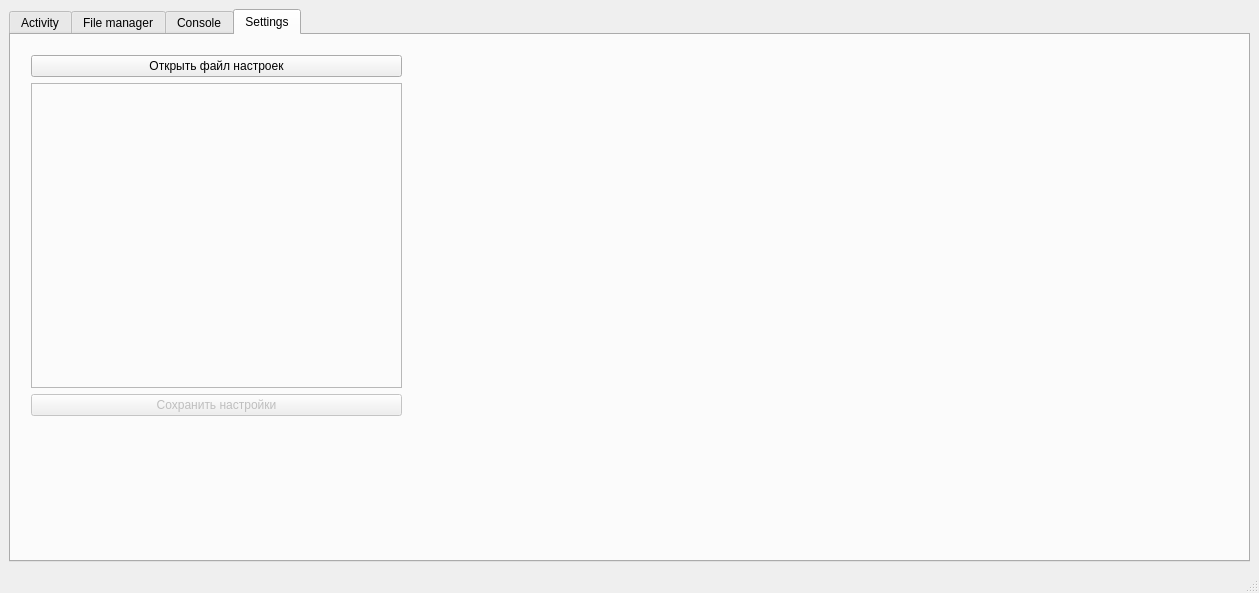
Before: the Qt Designer form practiceServer/mainwindow.ui in sdedge/productionPractice, drawn with Qt 5.
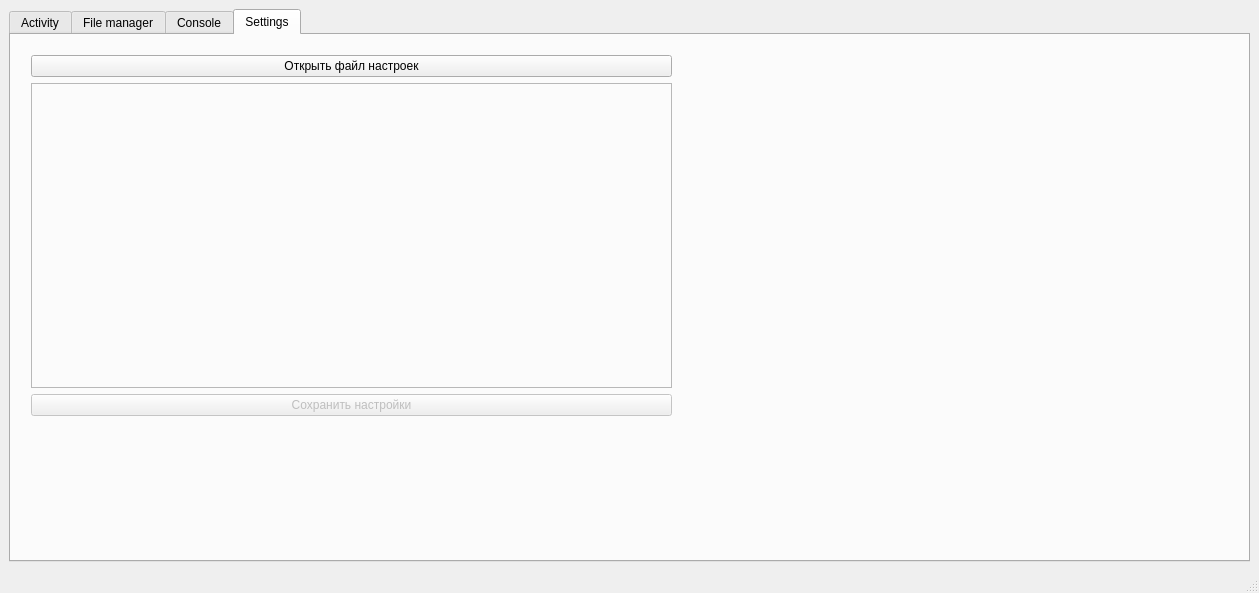
After: the same form once the commit is applied.

Commit message: Настройки стали немного шире

What changed in the file:
```diff
--- a/practiceServer/mainwindow.ui
+++ b/practiceServer/mainwindow.ui
@@ -82,7 +82,7 @@
          <rect>
           <x>20</x>
           <y>20</y>
-          <width>371</width>
+          <width>641</width>
           <height>361</height>
          </rect>
         </property>
```
